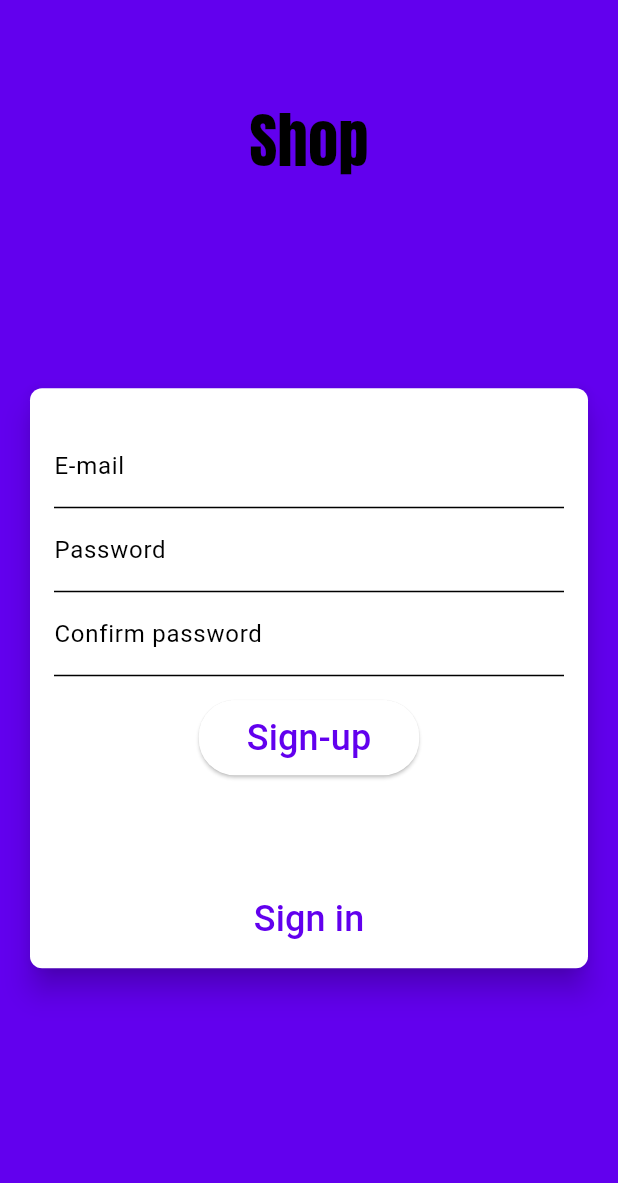
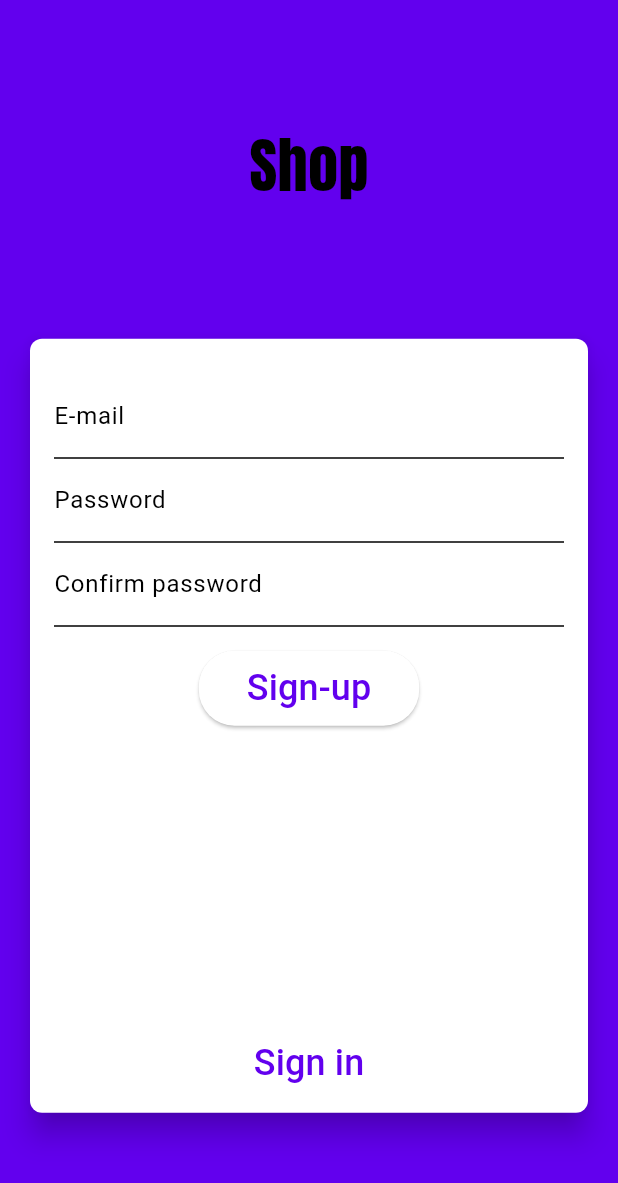
Before and after one commit to andreicampigotto/shop-project-study, a Flutter app: the screen it shows after launch, after a tap on "Sign up", on a phone screen of 412 x 824 dp. Shown: the top 1183 px of the screen. Run offline on Flutter 3.47's test engine with Material 3 defaults, Android fonts, the phone set to English and light mode, and no system bars; our stand-ins replace shared_preferences.

Commit message:
created animation on loging page

```diff
--- a/lib/views/auth_page.dart
+++ b/lib/views/auth_page.dart
@@ -17,17 +17,14 @@ class AuthPage extends StatelessWidget {
             crossAxisAlignment: CrossAxisAlignment.center,
             children: [
               SizedBox(
-                height: MediaQuery.of(context).size.height * 0.08,
+                height: MediaQuery.of(context).size.height * 0.1,
               ),
               const Text(
                 'Shop',
-                style: TextStyle(
-                  fontSize: 40,
-                  fontFamily: 'Anton',
-                ),
+                style: TextStyle(fontSize: 40, fontFamily: 'Anton'),
               ),
               SizedBox(
-                height: MediaQuery.of(context).size.height * 0.16,
+                height: MediaQuery.of(context).size.height * 0.1,
               ),
               Container(
                 margin: const EdgeInsets.symmetric(horizontal: 16),
--- a/lib/views/components/auth_form.dart
+++ b/lib/views/components/auth_form.dart
@@ -1,6 +1,7 @@
 // ignore_for_file: no_leading_underscores_for_local_identifiers
 
 import 'package:flutter/material.dart';
+import 'package:flutter/widgets.dart';
 import 'package:provider/provider.dart';
 import 'package:shop/exceptions/auth_exception.dart';
 import 'package:shop/models/auth.dart';
@@ -14,10 +15,12 @@ class AuthForm extends StatefulWidget {
   State<AuthForm> createState() => _AuthFormState();
 }
 
-class _AuthFormState extends State<AuthForm> {
+class _AuthFormState extends State<AuthForm>
+    with SingleTickerProviderStateMixin {
   final _passwordController = TextEditingController();
   final _formKey = GlobalKey<FormState>();
 
+// final deviceSize = MediaQuery.of(context).size;
   bool _isLoading = false;
   AuthMode _authMode = AuthMode.login;
 
@@ -26,15 +29,44 @@ class _AuthFormState extends State<AuthForm> {
     'password': '',
   };
 
+  AnimationController? _animationController;
+  Animation<Size>? _heightAnimation;
+
   bool _isSignIn() => _authMode == AuthMode.login;
   bool _isSignUp() => _authMode == AuthMode.signUp;
+
+  @override
+  void initState() {
+    super.initState();
+
+    _animationController = AnimationController(
+        vsync: this, duration: const Duration(milliseconds: 300));
+
+    _heightAnimation = Tween(
+      begin: const Size(double.infinity, 350),
+      end: const Size(double.infinity, 500),
+    ).animate(CurvedAnimation(
+      parent: _animationController!,
+      curve: Curves.linear,
+    ));
+
+    _heightAnimation?.addListener(() => setState(() {}));
+  }
+
+  @override
+  void dispose() {
+    super.dispose();
+    _animationController?.dispose();
+  }
 
   void _switchAuthMode() {
     setState(() {
       if (_isSignIn()) {
         _authMode = AuthMode.signUp;
+        _animationController?.forward();
       } else {
         _authMode = AuthMode.login;
+        _animationController?.reverse();
       }
     });
   }
@@ -95,7 +127,9 @@ class _AuthFormState extends State<AuthForm> {
       child: Container(
         margin: const EdgeInsets.only(top: 16),
         padding: const EdgeInsets.only(top: 8, left: 16, right: 16),
-        height: deviceSize.height * 0.45,
+        // height:_isSignIn() ? deviceSize.height * 0.35 : deviceSize.height * 0.45,
+        height: _heightAnimation?.value.height ??
+            (_isSignIn() ? deviceSize.height * 0.35 : deviceSize.height * 0.45),
         width: deviceSize.width * 0.88,
         child: Form(
             key: _formKey,
--- a/lib/views/product_form_page.dart
+++ b/lib/views/product_form_page.dart
@@ -121,6 +121,7 @@ class _ProductFormPageState extends State<ProductFormPage> {
               margin: const EdgeInsets.all(8),
               height: 550,
               child: Card(
+                margin: const EdgeInsets.only(top: 16),
                 elevation: 8,
                 semanticContainer: true,
                 color: Theme.of(context).scaffoldBackgroundColor,
```
